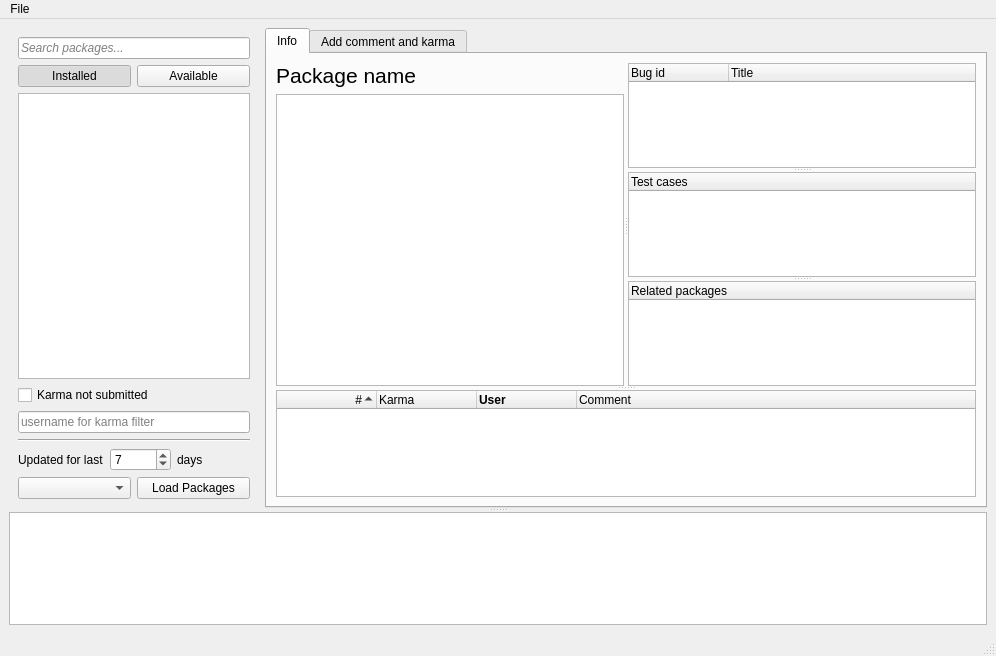
Old version of the form src/ui/mainwindow.ui in the repository examon/fedora-gooey-karma.
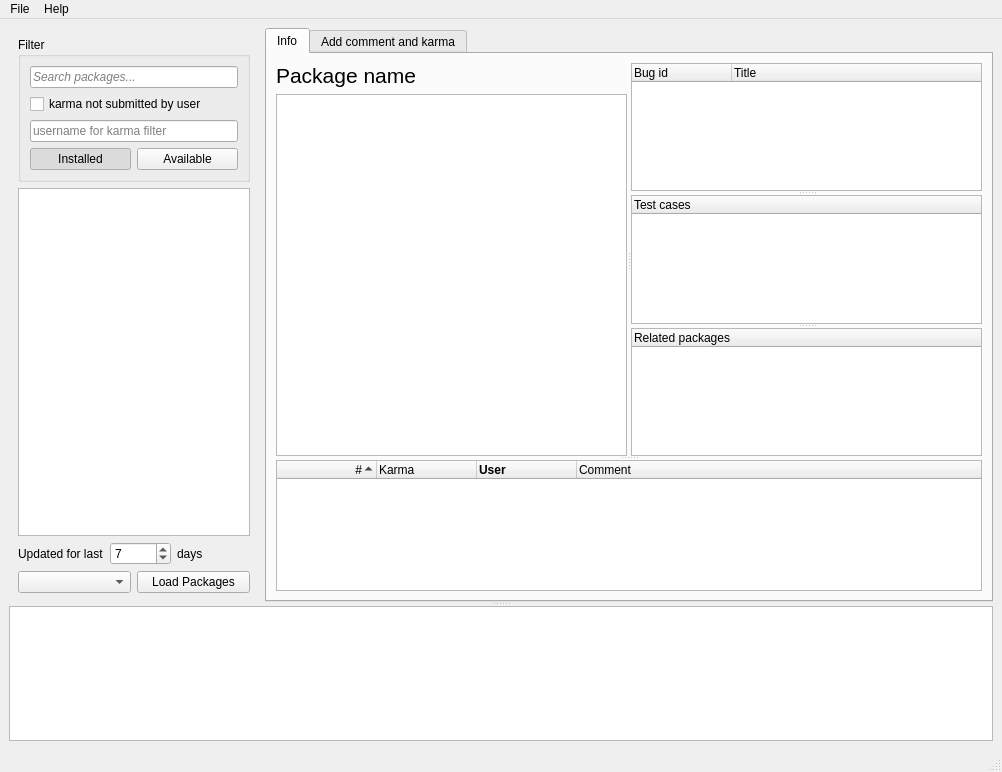
New version of the form.

Commit message: New layout, Help - about window

```diff
--- a/src/ui/mainwindow.ui
+++ b/src/ui/mainwindow.ui
@@ -6,8 +6,8 @@
    <rect>
     <x>0</x>
     <y>0</y>
-    <width>996</width>
-    <height>656</height>
+    <width>1002</width>
+    <height>772</height>
    </rect>
   </property>
   <property name="windowTitle">
@@ -32,6 +32,15 @@
           </property>
           <layout class="QVBoxLayout" name="verticalLayout">
            <item>
+            <widget class="QGroupBox" name="groupBox">
+             <property name="title">
+              <string>Filter</string>
+             </property>
+             <property name="checkable">
+              <bool>false</bool>
+             </property>
+             <layout class="QVBoxLayout" name="verticalLayout_5">
+              <item>
             <widget class="QLineEdit" name="searchEdit">
              <property name="font">
               <font>
@@ -49,6 +58,23 @@
              </property>
             </widget>
            </item>
+              <item>
+               <widget class="QCheckBox" name="karmaCheckBox">
+                <property name="text">
+                 <string>karma not submitted by user</string>
+                </property>
+               </widget>
+              </item>
+              <item>
+               <widget class="QLineEdit" name="karmaUsernameEdit">
+                <property name="dragEnabled">
+                 <bool>false</bool>
+                </property>
+                <property name="placeholderText">
+                 <string>username for karma filter</string>
+                </property>
+               </widget>
+              </item>
            <item>
             <layout class="QHBoxLayout" name="horizontalLayout">
              <item>
@@ -97,6 +123,14 @@
              </item>
             </layout>
            </item>
+             </layout>
+             <zorder>searchEdit</zorder>
+             <zorder>searchEdit</zorder>
+             <zorder></zorder>
+             <zorder>karmaCheckBox</zorder>
+             <zorder>karmaUsernameEdit</zorder>
+            </widget>
+           </item>
            <item>
             <widget class="QListWidget" name="pkgList">
              <property name="frameShadow">
@@ -110,27 +144,6 @@
              </property>
             </widget>
            </item>
-           <item>
-            <widget class="QCheckBox" name="karmaCheckBox">
-             <property name="text">
-              <string>Karma not submitted</string>
-             </property>
-            </widget>
-           </item>
-           <item>
-            <widget class="QLineEdit" name="karmaUsernameEdit">
-             <property name="placeholderText">
-              <string>username for karma filter</string>
-             </property>
-            </widget>
-           </item>
-           <item>
-            <widget class="Line" name="line_3">
-             <property name="orientation">
-              <enum>Qt::Horizontal</enum>
-             </property>
-            </widget>
-           </item>
            <item>
             <layout class="QHBoxLayout" name="horizontalLayout_3" stretch="0,0,0">
              <property name="sizeConstraint">
@@ -532,6 +545,9 @@
        <property name="selectionMode">
         <enum>QAbstractItemView::NoSelection</enum>
        </property>
+       <property name="sortingEnabled">
+        <bool>false</bool>
+       </property>
       </widget>
      </widget>
     </item>
@@ -542,7 +558,7 @@
     <rect>
      <x>0</x>
      <y>0</y>
-     <width>996</width>
+     <width>1002</width>
      <height>23</height>
     </rect>
    </property>
@@ -552,7 +568,14 @@
     </property>
     <addaction name="actionQuit"/>
    </widget>
+   <widget class="QMenu" name="menuHelp">
+    <property name="title">
+     <string>Help</string>
+    </property>
+    <addaction name="actionAbout"/>
+   </widget>
    <addaction name="menuFile"/>
+   <addaction name="menuHelp"/>
   </widget>
   <widget class="QStatusBar" name="statusBar"/>
   <action name="actionQuit">
```
Left out of the diff: 27 changed lines with no effect on the pictures. Lines whose indentation alone changed are shown as unchanged. The commit also changes 2 other files.
